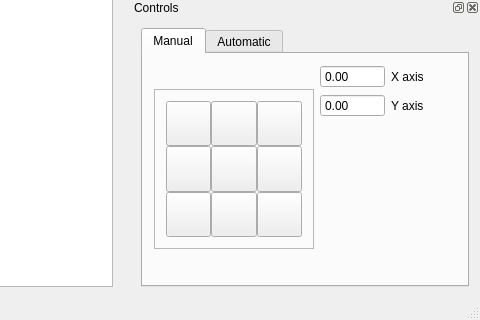
First picture: the form in grblcage.ui, repository FoamCutting/FOAMgrblGUI, before the edit; both pictures show x 326 to 806 and y 201 to 521 of the 806 by 521 pixel window.
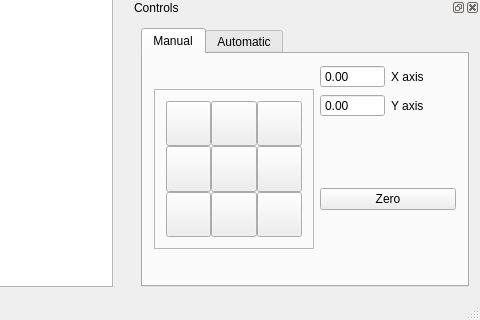
Second picture: the form after the edit. The open tabs and pages were chosen to show the change.

```diff
--- a/grblcage.ui
+++ b/grblcage.ui
@@ -590,6 +590,13 @@
                </property>
               </spacer>
              </item>
+             <item>
+              <widget class="QPushButton" name="zero_pButton">
+               <property name="text">
+                <string>Zero</string>
+               </property>
+              </widget>
+             </item>
              <item>
               <spacer name="verticalSpacer">
                <property name="orientation">
```
Left out of the diff: 2 changed lines with no effect on the pictures.
